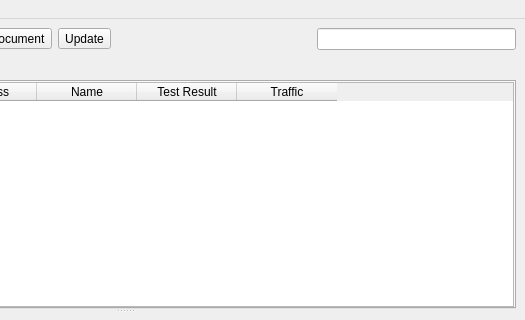
The window that ui/mainwindow.ui (MatsuriDayo/nekoray) describes before a commit, drawn with Qt 5; both pictures show x 275 to 800 and y 0 to 320 of the 800 by 600 pixel window.
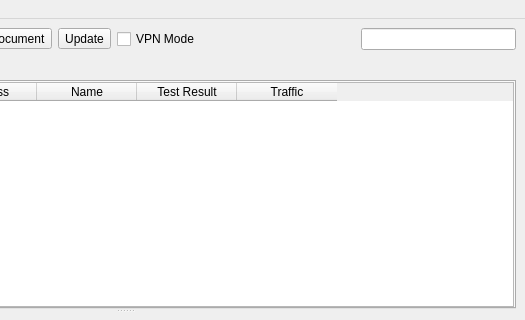
The same window after the commit. Icons and pictures are not drawn. Custom widgets are drawn as their Qt base class.

Patch:
```diff
--- a/ui/mainwindow.ui
+++ b/ui/mainwindow.ui
@@ -161,6 +161,19 @@
         </property>
        </widget>
       </item>
+      <item>
+       <widget class="QCheckBox" name="checkBox_VPN">
+        <property name="sizePolicy">
+         <sizepolicy hsizetype="Minimum" vsizetype="Minimum">
+          <horstretch>0</horstretch>
+          <verstretch>0</verstretch>
+         </sizepolicy>
+        </property>
+        <property name="text">
+         <string>VPN Mode</string>
+        </property>
+       </widget>
+      </item>
       <item>
        <spacer name="horizontalSpacer">
         <property name="orientation">
```
Left out of the diff: 21 changed lines with no effect on the pictures.
